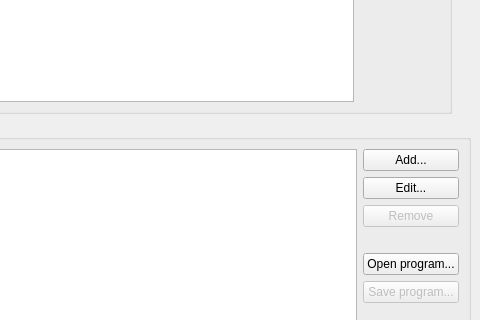
Qt form gui/main_window.ui (fuzikt/psd_mvp_control) before a commit; both pictures show x 298 to 778 and y 155 to 475 of the 778 by 705 pixel window.
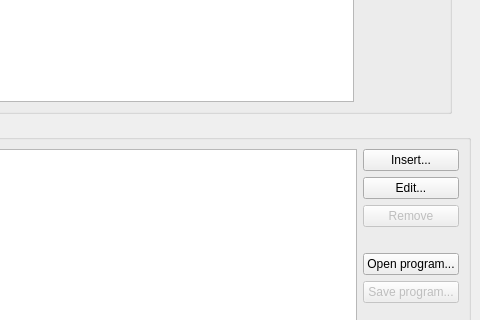
The same form after that commit. Icons and pictures are not drawn.

Commit message: rewrite add program step to insert program step

Diff of the .ui file:
```diff
--- a/gui/main_window.ui
+++ b/gui/main_window.ui
@@ -99,7 +99,7 @@
           </sizepolicy>
          </property>
          <property name="text">
-          <string>Add...</string>
+          <string>Insert...</string>
          </property>
         </widget>
        </item>
```
Left out of the diff: 2 changed lines with no effect on the pictures. The commit also changes 2 other files.
